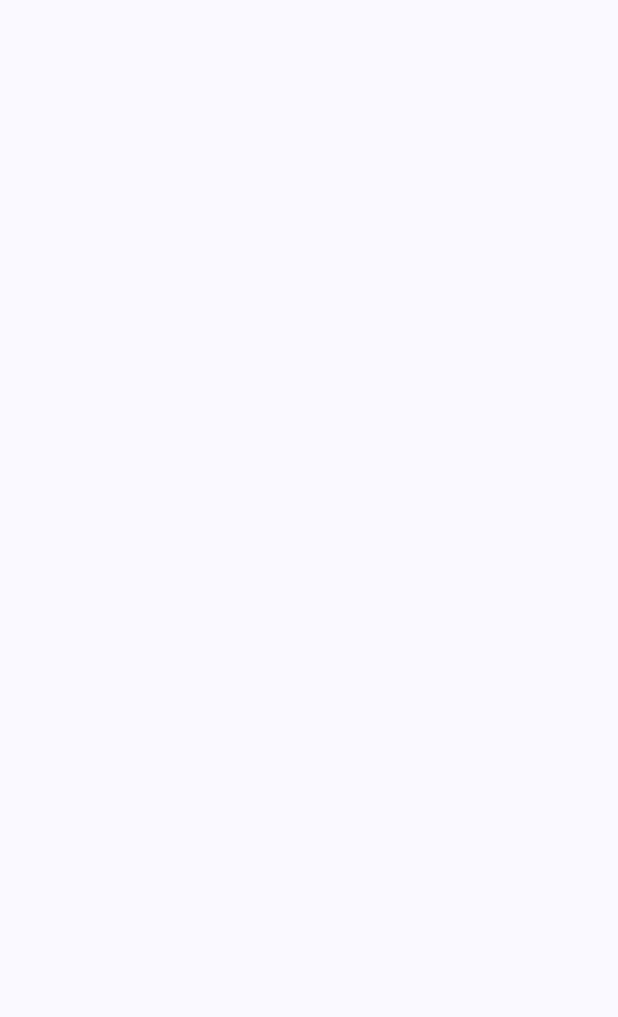
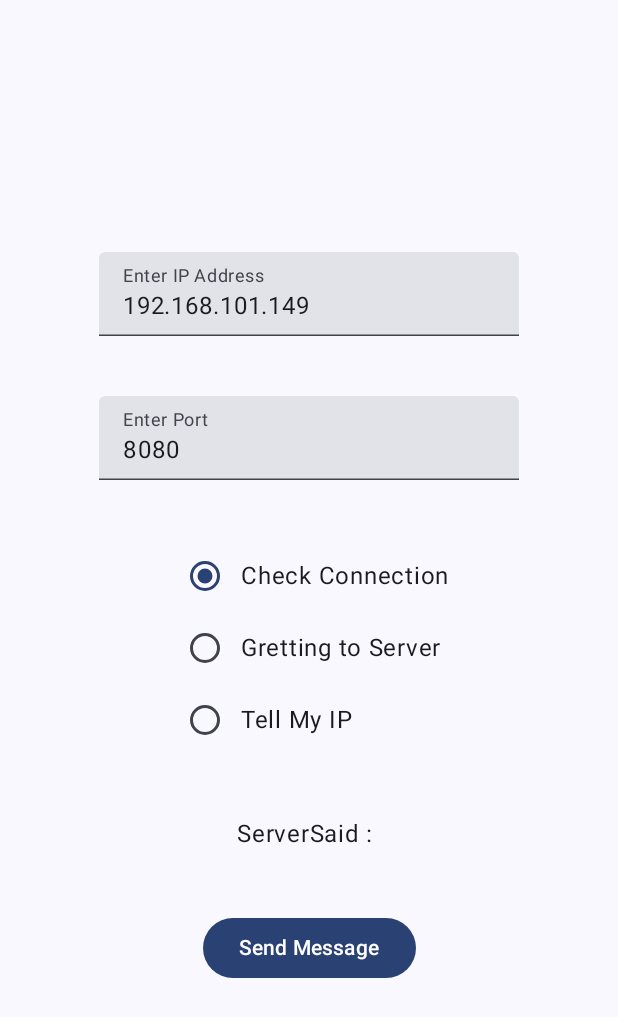
Before and after one commit to SukritLove/Server-Client-SSL-APP, an Android app built with Jetpack Compose: the screen it shows after launch (MainActivity), on a phone screen of 412 x 824 dp. Before the commit the part shown is empty. Shown: the top 1017 px of the screen. Run offline under Robolectric (Android 15) with nearby library versions, the phone set to English and light mode, and no system bars.

Commit message:
add client fuction and add SSL

```diff
--- /dev/null
+++ b/NetworkUtils/src/main/java/com/example/networkutils/data/MessageData.kt
@@ -0,0 +1,6 @@
+package com.example.networkutils.data
+
+import kotlinx.serialization.Serializable
+
+@Serializable
+data class MessageSerialData(val message: String)
--- a/app/clientapplication/build.gradle.kts
+++ b/app/clientapplication/build.gradle.kts
@@ -44,7 +44,7 @@ android {
     }
     packaging {
         resources {
-            excludes += "/META-INF/{AL2.0,LGPL2.1}"
+            excludes += "/META-INF/*"
         }
     }
 }
@@ -67,5 +67,6 @@ dependencies {
     debugImplementation("androidx.compose.ui:ui-tooling")
     debugImplementation("androidx.compose.ui:ui-test-manifest")
 
-
+    //My Own Libs
+    implementation(project(":NetworkUtils"))
 }
--- a/app/clientapplication/src/main/java/com/example/clientapplication/MainActivity.kt
+++ b/app/clientapplication/src/main/java/com/example/clientapplication/MainActivity.kt
@@ -3,16 +3,13 @@ package com.example.clientapplication
 import android.os.Bundle
 import androidx.activity.ComponentActivity
 import androidx.activity.compose.setContent
-import androidx.compose.foundation.layout.Arrangement
-import androidx.compose.foundation.layout.Column
 import androidx.compose.foundation.layout.fillMaxSize
 import androidx.compose.material3.MaterialTheme
 import androidx.compose.material3.Surface
-import androidx.compose.material3.Text
 import androidx.compose.runtime.Composable
-import androidx.compose.ui.Alignment
 import androidx.compose.ui.Modifier
 import androidx.compose.ui.tooling.preview.Preview
+import com.example.clientapplication.screen.AppClientScreen
 import com.example.clientapplication.ui.theme.ServerClientSSLTheme
 
 class MainActivity : ComponentActivity() {
@@ -25,20 +22,10 @@ class MainActivity : ComponentActivity() {
                     modifier = Modifier.fillMaxSize(),
                     color = MaterialTheme.colorScheme.background
                 ) {
-                    Greeting()
+                    AppClientScreen()
                 }
             }
         }
-    }
-}
-
-@Composable
-fun Greeting() {
-    Column(
-        Modifier.fillMaxSize(),
-        horizontalAlignment = Alignment.CenterHorizontally,
-        verticalArrangement = Arrangement.Center
-    ) {
     }
 }
 
@@ -46,6 +33,6 @@ fun Greeting() {
 @Composable
 fun GreetingPreview() {
     ServerClientSSLTheme {
-        Greeting()
+        AppClientScreen()
     }
 }
--- /dev/null
+++ b/app/clientapplication/src/main/java/com/example/clientapplication/screen/AppClientScreen.kt
@@ -0,0 +1,108 @@
+package com.example.clientapplication.screen
+
+import androidx.compose.foundation.layout.Arrangement
+import androidx.compose.foundation.layout.Column
+import androidx.compose.foundation.layout.Row
+import androidx.compose.foundation.layout.Spacer
+import androidx.compose.foundation.layout.fillMaxSize
+import androidx.compose.foundation.layout.fillMaxWidth
+import androidx.compose.foundation.layout.padding
+import androidx.compose.foundation.text.KeyboardOptions
+import androidx.compose.material3.Button
+import androidx.compose.material3.MaterialTheme
+import androidx.compose.material3.RadioButton
+import androidx.compose.material3.Text
+import androidx.compose.material3.TextField
+import androidx.compose.runtime.Composable
+import androidx.compose.runtime.MutableState
+import androidx.compose.runtime.getValue
+import androidx.compose.runtime.mutableStateOf
+import androidx.compose.runtime.remember
+import androidx.compose.runtime.rememberCoroutineScope
+import androidx.compose.runtime.setValue
+import androidx.compose.ui.Alignment
+import androidx.compose.ui.Modifier
+import androidx.compose.ui.platform.LocalContext
+import androidx.compose.ui.text.input.KeyboardType
+import androidx.compose.ui.text.input.TextFieldValue
+import androidx.compose.ui.unit.dp
+import com.example.networkutils.core.client.sendMessage
+import kotlinx.coroutines.Dispatchers
+import kotlinx.coroutines.launch
+import kotlinx.coroutines.withContext
+
+@Composable
+fun AppClientScreen() {
+    MaterialTheme {
+        val ipAddress = remember { mutableStateOf(TextFieldValue("192.168.101.149")) }
+        val port = remember { mutableStateOf(TextFieldValue("8080")) }
+        val textReceive: MutableState<String?> = remember { mutableStateOf("") }
+        val scope = rememberCoroutineScope()
+        val context = LocalContext.current
+        Column(
+            Modifier.fillMaxSize(),
+            horizontalAlignment = Alignment.CenterHorizontally,
+            verticalArrangement = Arrangement.Center
+        ) {
+            TextField(
+                value = ipAddress.value,
+                onValueChange = { ipAddress.value = it },
+                label = { Text("Enter IP Address") },
+                singleLine = true,
+                keyboardOptions = KeyboardOptions(keyboardType = KeyboardType.Number)
+            )
+            Spacer(Modifier.padding(20.dp))
+            TextField(
+                value = port.value,
+                onValueChange = { port.value = it },
+                label = { Text("Enter Port") },
+                singleLine = true,
+                keyboardOptions = KeyboardOptions(keyboardType = KeyboardType.Number)
+            )
+            Spacer(Modifier.padding(20.dp))
+
+            val functionName = listOf("Check Connection", "Gretting to Server", "Tell My IP")
+            val routeCommand = listOf("/", "/Greeting", "/GetIp")
+            val functionRouteMap = functionName.zip(routeCommand).toMap()
+            var selectedValue by remember { mutableStateOf(routeCommand[0]) }
+
+            Column {
+                var i = 0
+                functionName.forEach { _functionName ->
+                    Row(verticalAlignment = Alignment.CenterVertically) {
+                        RadioButton(
+                            selected = (functionRouteMap[_functionName] == selectedValue),
+                            onClick = { selectedValue = functionRouteMap[_functionName] ?: "/" })
+                        Text(_functionName)
+                    }
+                    i++
+                }
+            }
+            Spacer(Modifier.padding(20.dp))
+            Text("ServerSaid : ${textReceive.value}")
+            Spacer(Modifier.padding(20.dp))
+            Row(
+                Modifier.fillMaxWidth(),
+                verticalAlignment = Alignment.CenterVertically,
+                horizontalArrangement = Arrangement.SpaceAround
+            ) {
+                Button(onClick = {
+                    scope.launch {
+                        withContext(Dispatchers.IO) {
+                            textReceive.value = sendMessage(
+                                routeCommand = selectedValue,
+                                ipAddress = ipAddress.value.text,
+                                port = port.value.text.toInt(),
+                                context = context
+                            )
+                        }
+                    }
+                }) {
+                    Text("Send Message")
+                }
+            }
+
+
+        }
+    }
+}
```
Also changed, not shown: NetworkUtils/build.gradle.kts (+39 -5 lines), NetworkUtils/src/main/java/com/example/networkutils/core/client/Client.kt (+61 -3 lines), NetworkUtils/src/main/java/com/example/networkutils/core/server/Server.kt (+38 -22 lines), NetworkUtils/src/main/java/com/example/networkutils/settings/SslSettings.kt (added, +31 -0 lines), app/serverapplication/build.gradle.kts (+0 -9 lines), 1 other file.
